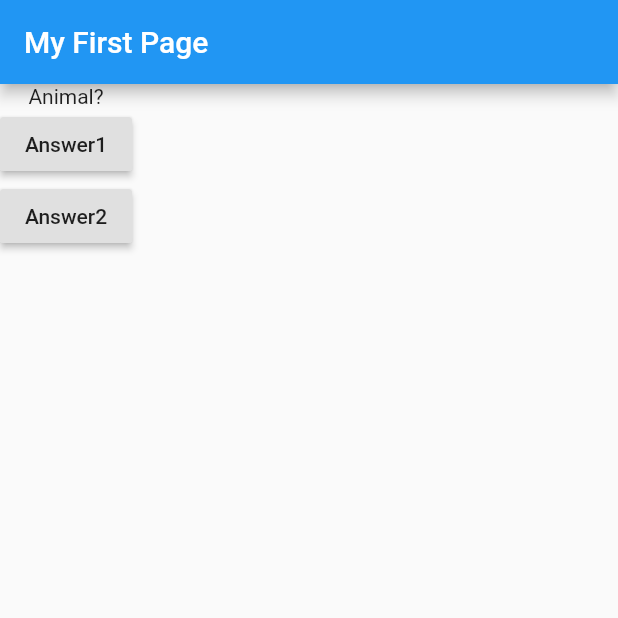
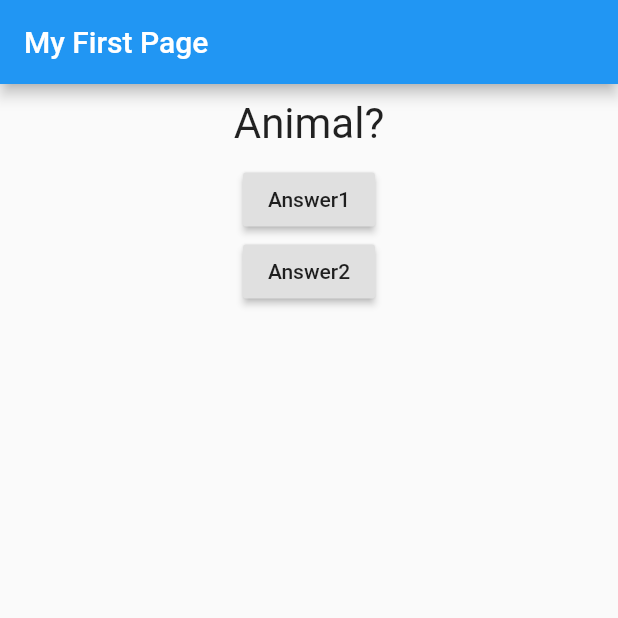
Before and after one commit to KaanHGunay/flutterLearning, a Flutter app: the screen it shows after launch, on a phone screen of 412 x 824 dp, the top half of it. Run offline on Flutter 3.47's test engine with Material 2 defaults, Android fonts, the phone set to English and light mode, and no system bars.

Commit message:
Style yazma

```diff
--- a/lib/question.dart
+++ b/lib/question.dart
@@ -7,6 +7,16 @@ class Question extends StatelessWidget {
 
   @override
   Widget build(BuildContext context) {
-    return Text(questionText);
+    return Container(
+      width: double.infinity, // Bulunduğu cihazın genişliği
+      margin: EdgeInsets.all(10),
+      child: Text(
+        questionText,
+        style: TextStyle(
+          fontSize: 28
+        ),
+        textAlign: TextAlign.center, // Bulunduğu alanda ortalar
+      ),
+    );
   }
 }
```
